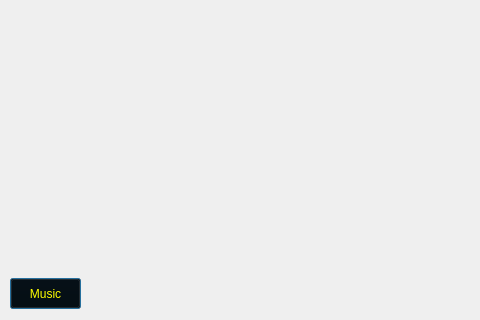
Qt form client_gui/chooseoptionwindow.ui (Igris-1/tp_final_taller_g13) before a commit; both pictures show x 0 to 480 and y 91 to 411 of the 717 by 411 pixel window.
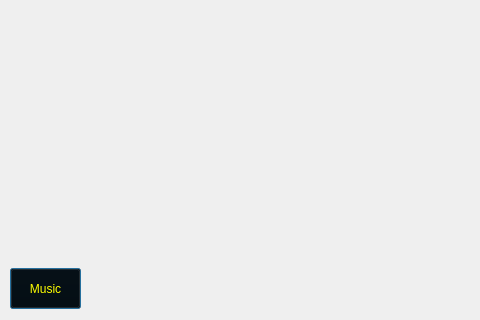
The same form after that commit. Icons and pictures are not drawn.

The edit to the form file:
```diff
--- a/client_gui/chooseoptionwindow.ui
+++ b/client_gui/chooseoptionwindow.ui
@@ -46,9 +46,9 @@
     <property name="geometry">
      <rect>
       <x>10</x>
-      <y>369</y>
+      <y>359</y>
       <width>71</width>
-      <height>31</height>
+      <height>41</height>
      </rect>
     </property>
     <property name="styleSheet">
@@ -61,7 +61,7 @@
      <string>Music</string>
     </property>
    </widget>
-   <widget class="QWidget" name="">
+   <widget class="QWidget" name="layoutWidget">
     <property name="geometry">
      <rect>
       <x>480</x>
```
